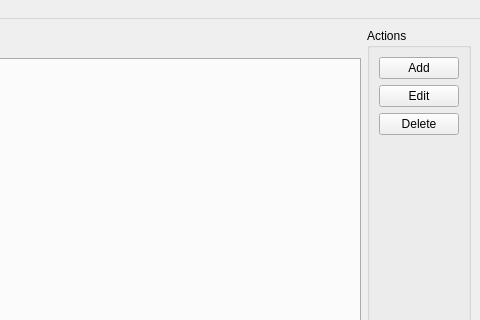
Before: the Qt Designer form mainwindow.ui in avi-gecko/cw-vesupplier, drawn with Qt 5; both pictures show x 320 to 800 and y 0 to 320 of the 800 by 600 pixel window.
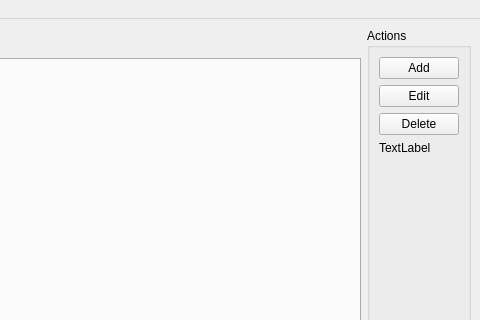
After: the same form once the commit is applied.

Diff of the .ui file:
```diff
--- a/mainwindow.ui
+++ b/mainwindow.ui
@@ -70,6 +70,13 @@
          </property>
         </widget>
        </item>
+       <item>
+        <widget class="QLabel" name="label">
+         <property name="text">
+          <string>TextLabel</string>
+         </property>
+        </widget>
+       </item>
        <item>
         <spacer name="verticalSpacer">
          <property name="orientation">
```
